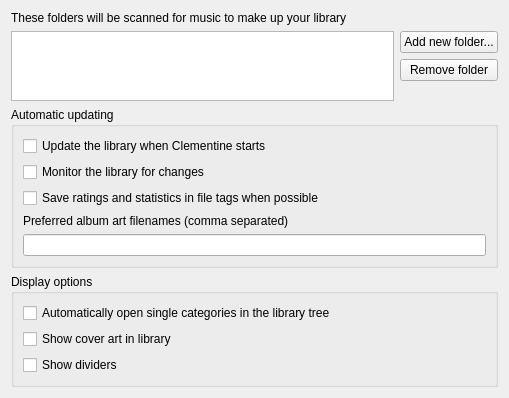
clementine-player/Clementine, file src/library/librarysettingspage.ui: the form before one commit.
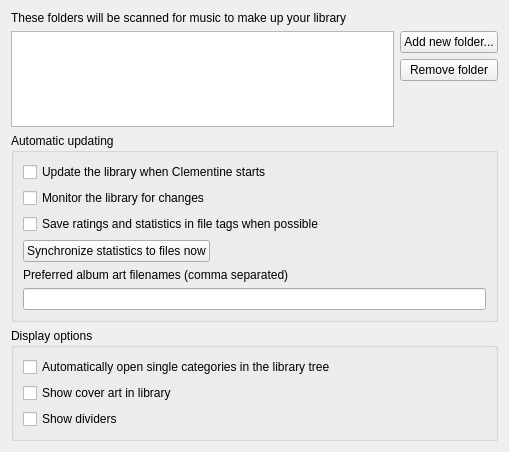
The form after the commit.

Commit message: Update issue 1175: Add an option in preferences to save all ratings/statistics into files, for all songs

Diff of the .ui file:
```diff
--- a/src/library/librarysettingspage.ui
+++ b/src/library/librarysettingspage.ui
@@ -7,7 +7,7 @@
     <x>0</x>
     <y>0</y>
     <width>509</width>
-    <height>395</height>
+    <height>452</height>
    </rect>
   </property>
   <property name="windowTitle">
@@ -102,6 +102,33 @@
         </property>
        </widget>
       </item>
+      <item>
+       <layout class="QHBoxLayout" name="horizontalLayout_5">
+        <item>
+         <widget class="QPushButton" name="sync_stats_button">
+          <property name="toolTip">
+           <string>&lt;html&gt;&lt;head/&gt;&lt;body&gt;&lt;p&gt;This will write songs' ratings and statistics into files tags for all your library's songs.&lt;/p&gt;&lt;p&gt;This is not needed if the &amp;quot;Save ratings and statistics in file tags&amp;quot; option has always been activated.&lt;/p&gt;&lt;/body&gt;&lt;/html&gt;</string>
+          </property>
+          <property name="text">
+           <string>Synchronize statistics to files now</string>
+          </property>
+         </widget>
+        </item>
+        <item>
+         <spacer name="horizontalSpacer">
+          <property name="orientation">
+           <enum>Qt::Horizontal</enum>
+          </property>
+          <property name="sizeHint" stdset="0">
+           <size>
+            <width>40</width>
+            <height>20</height>
+           </size>
+          </property>
+         </spacer>
+        </item>
+       </layout>
+      </item>
       <item>
        <widget class="QLabel" name="label_2">
         <property name="text">
```
The commit also changes 8 other files.
